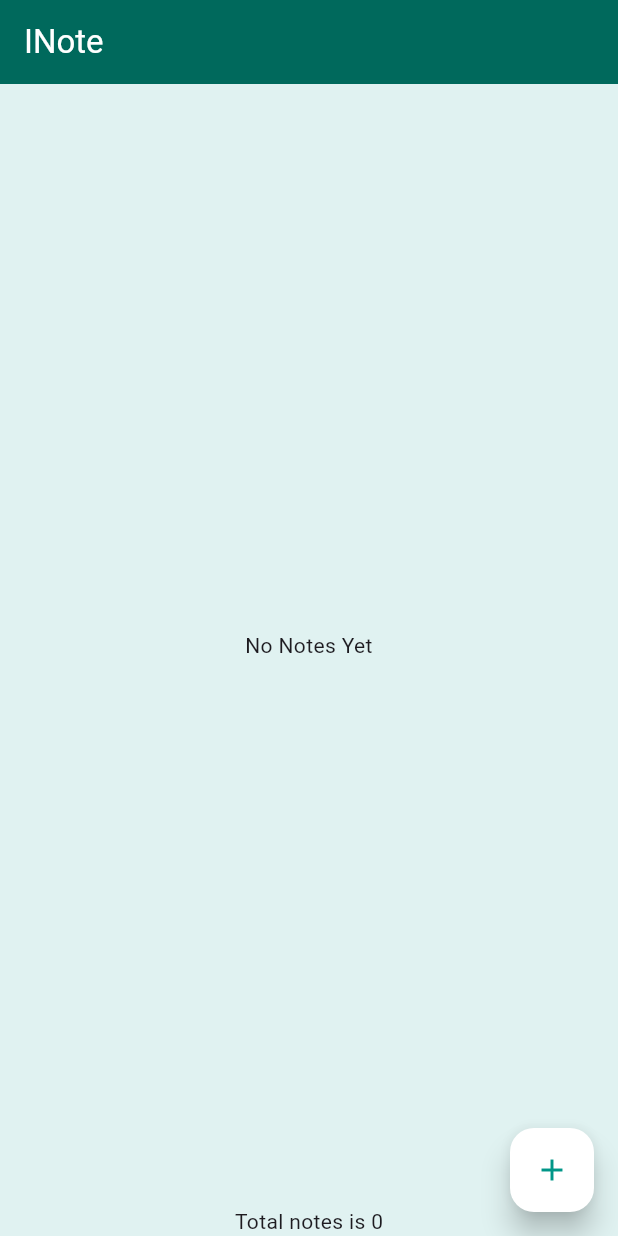
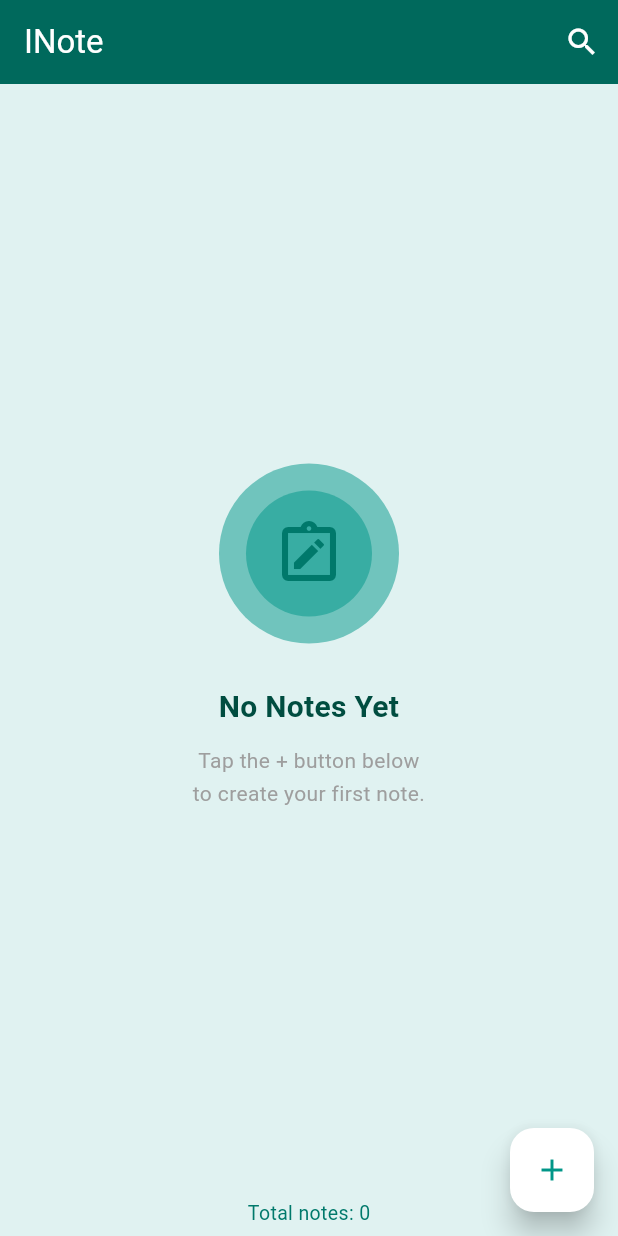
Before and after one commit to Khaled-Alii/inote-app, a Flutter app: the screen it shows after launch, on a phone screen of 412 x 824 dp. Run offline on Flutter 3.47's test engine with Material 3 defaults, Android fonts, the phone set to English and light mode, and no system bars; our stand-ins replace dartx, floor, geolocator, get, just_audio, sqflite; missing offline and left inert: shake; accounts and stored records are empty; generated files the repository leaves out were written again; statements that could not run were skipped.

Commit message:
Implement empty state for home and search pages

```diff
--- a/lib/home_page.dart
+++ b/lib/home_page.dart
@@ -18,6 +18,9 @@ class HomePage extends StatefulWidget {
 
 class _HomePageState extends State<HomePage> {
   final notes = <Note>[].obs;
+  final searchQuery = ''.obs;
+  final TextEditingController searchController = TextEditingController();
+  bool _isSearching = false;
   ShakeDetector? detector;
   final AudioPlayer _audioPlayer = AudioPlayer();
 
@@ -63,11 +66,11 @@ class _HomePageState extends State<HomePage> {
     );
   }
 
-  // إغلاق الموارد لمنع Memory Leak
   @override
   void dispose() {
     detector?.stopListening();
     _audioPlayer.dispose();
+    searchController.dispose();
     super.dispose();
   }
 
@@ -80,9 +83,40 @@ class _HomePageState extends State<HomePage> {
     return Scaffold(
       backgroundColor: Colors.teal[50],
       appBar: AppBar(
-        title: const Text('INote', style: TextStyle(color: Colors.white)),
         backgroundColor: Colors.teal[800],
         iconTheme: const IconThemeData(color: Colors.white),
+        title: _isSearching
+            ? TextField(
+                controller: searchController,
+                autofocus: true,
+                style: const TextStyle(color: Colors.white),
+                cursorColor: Colors.white,
+                decoration: InputDecoration(
+                  hintText: 'Search notes...',
+                  hintStyle: TextStyle(color: Colors.white54),
+                  border: InputBorder.none,
+                ),
+                onChanged: (value) => searchQuery.value = value,
+              )
+            : const Text('INote', style: TextStyle(color: Colors.white)),
+        actions: [
+          if (_isSearching)
+            IconButton(
+              icon: const Icon(Icons.close, color: Colors.white),
+              tooltip: 'Clear search',
+              onPressed: () {
+                searchController.clear();
+                searchQuery.value = '';
+                setState(() => _isSearching = false);
+              },
+            )
+          else
+            IconButton(
+              icon: const Icon(Icons.search, color: Colors.white),
+              tooltip: 'Search',
+              onPressed: () => setState(() => _isSearching = true),
+            ),
+        ],
       ),
       floatingActionButton: FloatingActionButton(
         backgroundColor: Colors.white,
@@ -153,12 +187,14 @@ class _HomePageState extends State<HomePage> {
             Expanded(
               child: Obx(() {
                 if (notes.isEmpty) {
-                  return Center(
-                    child: Text('No Notes Yet', textAlign: TextAlign.center),
+                  return _EmptyState(
+                    icon: Icons.note_alt_outlined,
+                    title: 'No Notes Yet',
+                    subtitle: 'Tap the + button below\nto create your first note.',
                   );
                 }
-                // Bug #5 fix: parse date string for chronological sort, not lexicographic.
-                final displayNotes = List<Note>.from(notes).sortedBy((note) {
+                // Sort chronologically (newest first).
+                final sorted = List<Note>.from(notes).sortedBy((note) {
                   try {
                     final p = note.time.split('/');
                     return DateTime(
@@ -170,6 +206,26 @@ class _HomePageState extends State<HomePage> {
                     return DateTime(2000);
                   }
                 }).reversed.toList();
+
+                // Apply search filter — also reactive to searchQuery changes.
+                final query = searchQuery.value.trim().toLowerCase();
+                final displayNotes = query.isEmpty
+                    ? sorted
+                    : sorted.where((note) {
+                        final titleMatch =
+                            note.title?.toLowerCase().contains(query) ?? false;
+                        final descMatch =
+                            note.description.toLowerCase().contains(query);
+                        return titleMatch || descMatch;
+                      }).toList();
+
+                if (displayNotes.isEmpty) {
+                  return _EmptyState(
+                    icon: Icons.search_off_rounded,
+                    title: 'No Results Found',
+                    subtitle: 'Nothing matched "${searchQuery.value.trim()}"\nTry different keywords.',
+                  );
+                }
 
                 return ListView.builder(
                   itemCount: displayNotes.length,
@@ -336,9 +392,92 @@ class _HomePageState extends State<HomePage> {
             ),
 
             // Bug #11 fix: use notes.length directly — no redundant notesCount needed
-            Align(
-              alignment: Alignment.bottomCenter,
-              child: Obx(() => Text('Total notes is ${notes.length}')),
+            Obx(() {
+              final query = searchQuery.value.trim();
+              return Padding(
+                padding: const EdgeInsets.symmetric(vertical: 6),
+                child: Text(
+                  query.isEmpty
+                      ? 'Total notes: ${notes.length}'
+                      : 'Showing results for "$query"',
+                  style: TextStyle(color: Colors.teal[700], fontSize: 13),
+                ),
+              );
+            }),
+          ],
+        ),
+      ),
+    );
+  }
+}
+
+class _EmptyState extends StatelessWidget {
+  final IconData icon;
+  final String title;
+  final String subtitle;
+
+  const _EmptyState({
+    required this.icon,
+    required this.title,
+    required this.subtitle,
+  });
+
+  @override
+  Widget build(BuildContext context) {
+    return Center(
+      child: Padding(
+        padding: const EdgeInsets.symmetric(horizontal: 40),
+        child: Column(
+          mainAxisSize: MainAxisSize.min,
+          children: [
+            // Icon inside a layered circle
+            Stack(
+              alignment: Alignment.center,
+              children: [
+                // Outer faint circle
+                Container(
+                  width: 120,
+                  height: 120,
+                  decoration: BoxDecoration(
+                    color: Colors.teal.withValues(alpha: 0.5),
+                    shape: BoxShape.circle,
+                  ),
+                ),
+                // Inner circle
+                Container(
+                  width: 84,
+                  height: 84,
+                  decoration: BoxDecoration(
+                    color: Colors.teal.withValues(alpha: 0.5),
+                    shape: BoxShape.circle,
+                  ),
+                ),
+                // Icon
+                Icon(icon, size: 48, color: Colors.teal[700]),
+              ],
+            ),
+            const SizedBox(height: 28),
+            // Title
+            Text(
+              title,
+              textAlign: TextAlign.center,
+              style: TextStyle(
+                fontSize: 20,
+                fontWeight: FontWeight.w700,
+                color: Colors.teal[900],
+                letterSpacing: 0.2,
+              ),
+            ),
+            const SizedBox(height: 10),
+            // Subtitle
+            Text(
+              subtitle,
+              textAlign: TextAlign.center,
+              style: TextStyle(
+                fontSize: 14,
+                height: 1.6,
+                color: Colors.grey[500],
+              ),
             ),
           ],
         ),
```
